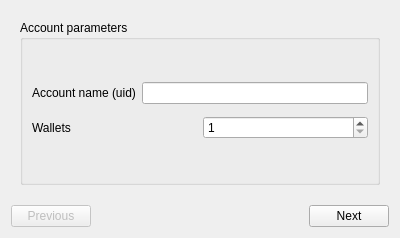
Before: the Qt Designer form res/ui/account_cfg.ui in duniter/sakia, drawn with Qt 5.
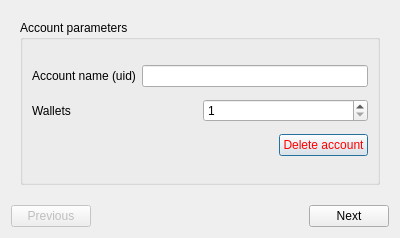
After: the same form once the commit is applied.

Commit message: Added the ability to delete an account

```diff
--- a/res/ui/account_cfg.ui
+++ b/res/ui/account_cfg.ui
@@ -84,6 +84,36 @@
             </item>
            </layout>
           </item>
+          <item>
+           <layout class="QHBoxLayout" name="horizontalLayout_8">
+            <property name="topMargin">
+             <number>6</number>
+            </property>
+            <item>
+             <spacer name="horizontalSpacer_2">
+              <property name="orientation">
+               <enum>Qt::Horizontal</enum>
+              </property>
+              <property name="sizeHint" stdset="0">
+               <size>
+                <width>40</width>
+                <height>20</height>
+               </size>
+              </property>
+             </spacer>
+            </item>
+            <item>
+             <widget class="QPushButton" name="button_delete">
+              <property name="styleSheet">
+               <string notr="true">color: rgb(255, 0, 0);</string>
+              </property>
+              <property name="text">
+               <string>Delete account</string>
+              </property>
+             </widget>
+            </item>
+           </layout>
+          </item>
           <item>
            <spacer name="verticalSpacer_4">
             <property name="orientation">
```
Left out of the diff: 17 changed lines with no effect on the pictures. The commit also changes 4 other files.
